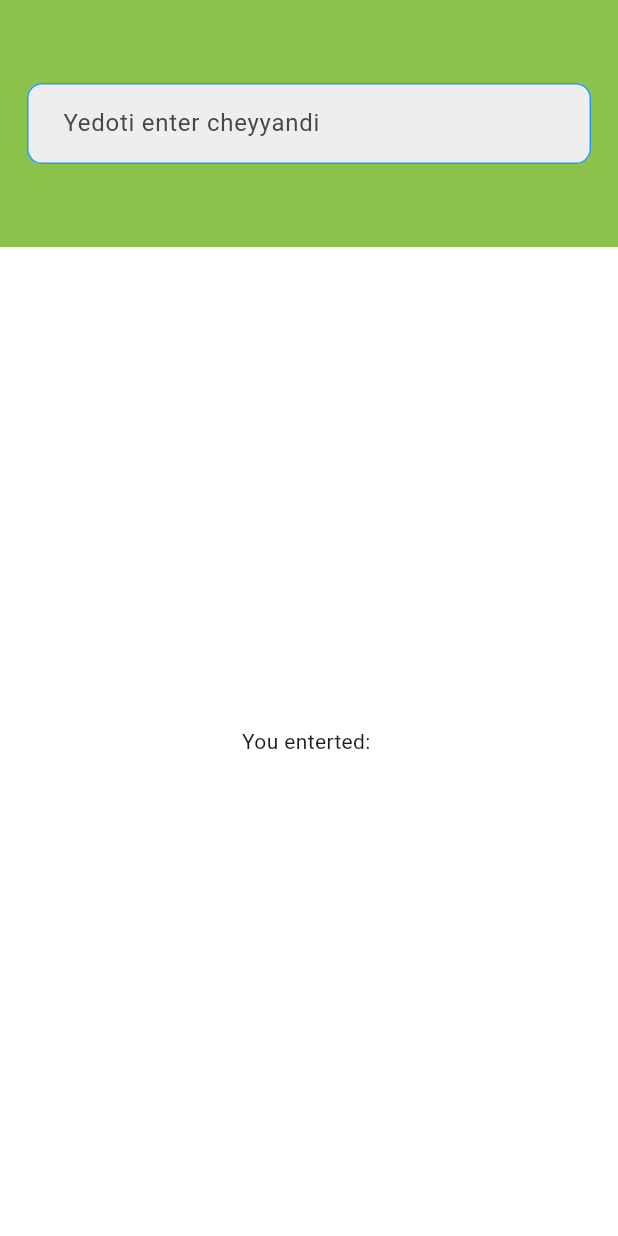
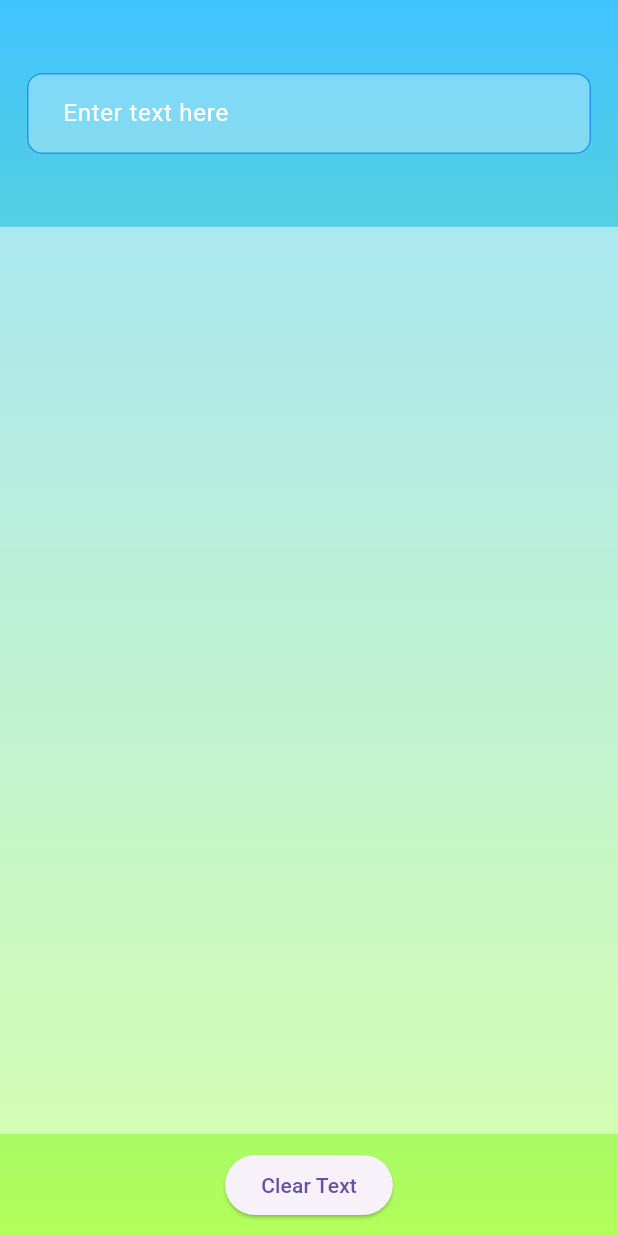
Before and after one commit to ChandraChaan/textfeild_class, a Flutter app: the screen it shows after launch, on a phone screen of 412 x 824 dp. Run offline on Flutter 3.47's test engine with Material 3 defaults, Android fonts, the phone set to English and light mode, and no system bars; Roboto replaces fonts that are missing (Montserrat).

Commit message:
UI ChatGPT modifications

```diff
--- a/lib/main.dart
+++ b/lib/main.dart
@@ -1,11 +1,12 @@
-import "package:flutter/material.dart";
+import 'package:flutter/cupertino.dart';
+import 'package:flutter/material.dart';
 
-main() {
+void main() {
   runApp(const MyApp());
 }
 
 class MyApp extends StatelessWidget {
-  const MyApp({super.key});
+  const MyApp({Key? key}) : super(key: key);
 
   @override
   Widget build(BuildContext context) {
@@ -17,7 +18,7 @@ class MyApp extends StatelessWidget {
 }
 
 class HomePage extends StatefulWidget {
-  const HomePage({super.key});
+  const HomePage({Key? key}) : super(key: key);
 
   @override
   State<HomePage> createState() => _HomePageState();
@@ -29,52 +30,93 @@ class _HomePageState extends State<HomePage> {
   @override
   Widget build(BuildContext context) {
     return Scaffold(
-      body: Column(
+      body: Container(
+        decoration: BoxDecoration(
+          gradient: LinearGradient(
+            begin: Alignment.topCenter,
+            end: Alignment.bottomCenter,
+            colors: [Colors.lightBlueAccent, Colors.lightGreenAccent],
+          ),
+        ),
+        child: Column(
           children: [
             Expanded(
               flex: 1,
               child: Container(
-                color: Colors.lightGreen,
-                child: Center(
-                  child: Padding(
                 padding: const EdgeInsets.all(18.0),
+                alignment: Alignment.center,
                 child: TextField(
                   onChanged: (String? val) {
                     setState(() {
                       text = val!;
                     });
                   },
+                  style: TextStyle(fontFamily: 'Montserrat', fontSize: 16.0),
                   decoration: InputDecoration(
-                        hintText: 'Yedoti enter cheyyandi',
+                    labelText: 'Enter text here',
+                    labelStyle: TextStyle(
+                      fontFamily: 'Montserrat',
+                      color: Colors.white,
+                    ),
+                    hintText: 'Type something',
+                    hintStyle: TextStyle(
+                      fontFamily: 'Montserrat',
+                      color: Colors.white.withOpacity(0.7),
+                    ),
                     border: OutlineInputBorder(
                       borderRadius: BorderRadius.circular(10.0),
-                          borderSide: const BorderSide(color: Colors.blue),
+                      borderSide: BorderSide(color: Colors.blue),
                     ),
                     enabledBorder: OutlineInputBorder(
                       borderRadius: BorderRadius.circular(10.0),
-                          borderSide: const BorderSide(color: Colors.blue),
+                      borderSide: BorderSide(color: Colors.blue),
                     ),
                     focusedBorder: OutlineInputBorder(
                       borderRadius: BorderRadius.circular(10.0),
-                          borderSide: const BorderSide(color: Colors.blue, width: 2.0),
+                      borderSide: BorderSide(color: Colors.blue, width: 2.0),
                     ),
                     filled: true,
-                        fillColor: Colors.grey[200],
+                    fillColor: Colors.white.withOpacity(0.3),
                     contentPadding: const EdgeInsets.symmetric(
                         horizontal: 20.0, vertical: 15.0),
                   ),
                 ),
               ),
             ),
-              )),
             Expanded(
               flex: 4,
               child: Container(
                 width: double.infinity,
-                color: Colors.white,
-                child: Center(child: Text('You enterted: $text')),
-              )),
+                color: Colors.white.withOpacity(0.5),
+                child: Center(
+                  child: AnimatedDefaultTextStyle(
+                    duration: const Duration(milliseconds: 300),
+                    style: TextStyle(
+                      fontFamily: 'Montserrat',
+                      fontSize: text.isNotEmpty ? 20.0 : 16.0,
+                      fontWeight: FontWeight.bold,
+                      color: Colors.black,
+                    ),
+                    child: Text(text.isNotEmpty ? 'You entered: $text' : ''),
+                  ),
+                ),
+              ),
+            ),
+            SizedBox(height: 10),
+            ElevatedButton(
+              onPressed: () {
+                setState(() {
+                  text = '';
+                });
+              },
+              child: Text(
+                'Clear Text',
+                style: TextStyle(fontFamily: 'Montserrat'),
+              ),
+            ),
+            SizedBox(height: 10),
           ],
+        ),
       ),
     );
   }
```
Lines whose indentation alone changed are shown as unchanged.
